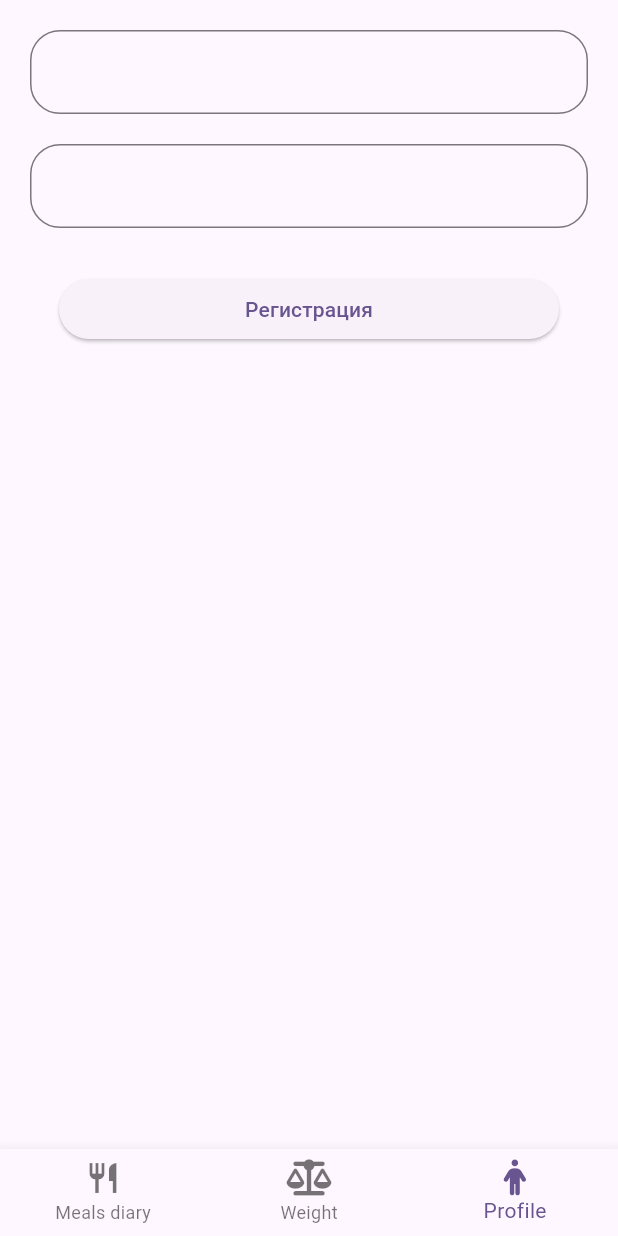
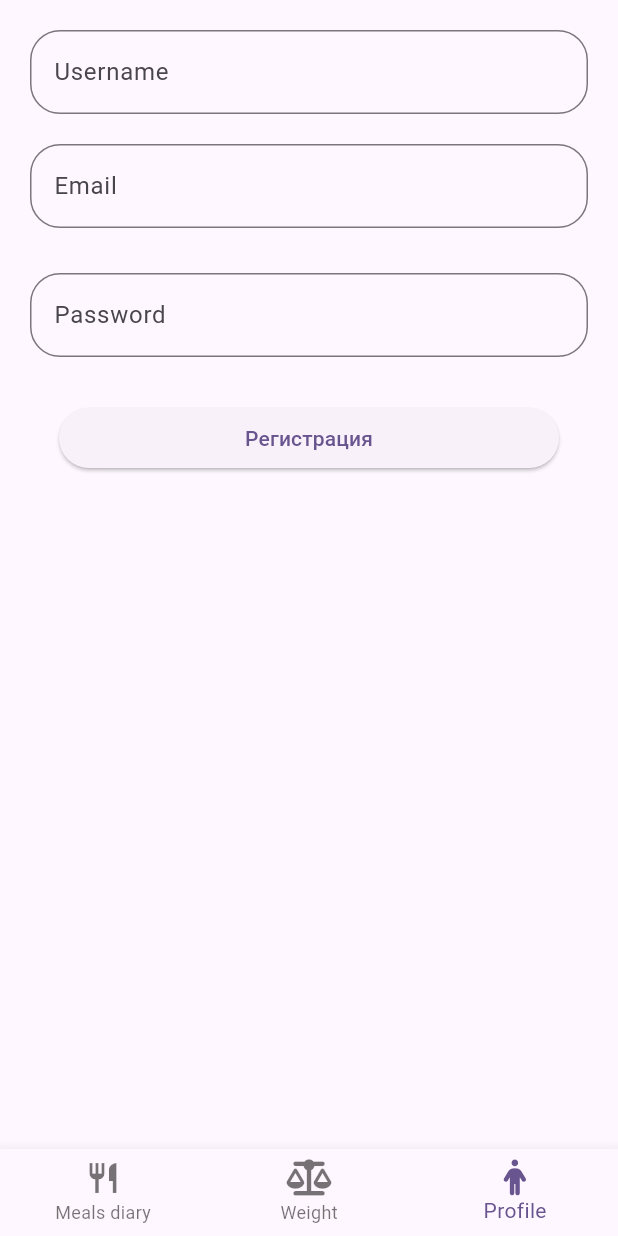
Before and after one commit to furnenshv123/keep_fit, a Flutter app: the ProfileScreen screen opened by its route, on a phone screen of 412 x 824 dp. Run offline on Flutter 3.47's test engine with Material 3 defaults, Android fonts, the phone set to English and light mode, and no system bars; our stand-ins replace auto_route, dartz, equatable, firebase_auth, firebase_core, font_awesome_flutter and 1 more; accounts and stored records are empty; network calls fail.

Commit message:
registration data layer for profile

```diff
--- a/lib/config/locator/locator.dart
+++ b/lib/config/locator/locator.dart
@@ -1,12 +1,14 @@
-import 'package:flutter/material.dart';
+
 import 'package:get_it/get_it.dart';
 import 'package:keep_fit/features/profile/data/data_src/auth_firebase_service.dart';
 import 'package:keep_fit/features/profile/data/repositories/auth_repository_impl.dart';
 import 'package:keep_fit/features/profile/domain/repositories/auth_repository.dart';
+import 'package:keep_fit/features/profile/domain/usecases/auth/signup_usecase.dart';
 
 final getInstance = GetIt.instance;
 
 Future<void> initializeDependencies() async{
   getInstance.registerSingleton<AuthFirebaseService>(AuthFirebaseServiceImpl());
   getInstance.registerSingleton<AuthRepository>(AuthRepositoryImpl());
+  getInstance.registerSingleton<SignupUsecase>(SignupUsecase());
 }
--- a/lib/core/usecase/usecase.dart
+++ b/lib/core/usecase/usecase.dart
@@ -2,5 +2,5 @@ import 'package:dartz/dartz.dart';
 import 'package:keep_fit/core/errors/failure.dart';
 
 abstract class Usecase<Type, Params> {
-  Future<Either<Failure, Type>> call(Params params);
+  Future<Either> call(Params params);
 }
--- a/lib/features/profile/data/data_src/auth_firebase_service.dart
+++ b/lib/features/profile/data/data_src/auth_firebase_service.dart
@@ -1,8 +1,9 @@
+import 'package:dartz/dartz.dart';
 import 'package:firebase_auth/firebase_auth.dart';
 import 'package:keep_fit/features/profile/data/models/user_model.dart';
 
 abstract class AuthFirebaseService {
-  Future<void> signup(UserModel model);
+  Future<Either> signup(UserModel model);
   Future<void> signin();
 
 }
@@ -16,11 +17,24 @@ class AuthFirebaseServiceImpl extends AuthFirebaseService{
   }
 
   @override
-  Future<void> signup(UserModel model) async{
+  Future<Either> signup(UserModel model) async{
     try{
       await FirebaseAuth.instance.createUserWithEmailAndPassword(email: model.email, password: model.password);
+
+
+      return Right('Signup was succesfull!');
     }on FirebaseAuthException catch(e){
 
+      String message = '';
+
+      if(e.code == 'weak-password'){
+        message = 'Your password is weak';
+
+      }else if(e.code == 'email-already-in-use'){
+        message = 'Email already in use!';
+      }
+
+      return Left(message);
     }
   }
 
--- a/lib/features/profile/domain/repositories/auth_repository.dart
+++ b/lib/features/profile/domain/repositories/auth_repository.dart
@@ -1,4 +1,8 @@
+import 'package:dartz/dartz.dart';
+import 'package:keep_fit/core/errors/failure.dart';
+import 'package:keep_fit/features/profile/data/models/user_model.dart';
+
 abstract class AuthRepository {
   Future<void> signin();
-  Future<void> signup();
+  Future<Either> signup(UserModel model);
 }
--- /dev/null
+++ b/lib/features/profile/domain/usecases/auth/signup_usecase.dart
@@ -0,0 +1,14 @@
+import 'package:dartz/dartz.dart';
+import 'package:keep_fit/config/locator/locator.dart';
+import 'package:keep_fit/core/errors/failure.dart';
+import 'package:keep_fit/core/usecase/usecase.dart';
+import 'package:keep_fit/features/profile/data/models/user_model.dart';
+import 'package:keep_fit/features/profile/domain/repositories/auth_repository.dart';
+
+class SignupUsecase implements Usecase<Either, UserModel>{
+  @override
+  Future<Either> call(UserModel params) {
+    return getInstance<AuthRepository>().signup(params);
+  }
+
+}
--- a/lib/features/profile/presentation/view/profile_screen.dart
+++ b/lib/features/profile/presentation/view/profile_screen.dart
@@ -1,8 +1,8 @@
 import 'package:auto_route/auto_route.dart';
 import 'package:flutter/material.dart';
-
-
-
+import 'package:keep_fit/config/locator/locator.dart';
+import 'package:keep_fit/features/profile/data/models/user_model.dart';
+import 'package:keep_fit/features/profile/domain/usecases/auth/signup_usecase.dart';
 
 @RoutePage()
 class ProfileScreen extends StatefulWidget {
@@ -13,26 +13,63 @@ class ProfileScreen extends StatefulWidget {
 }
 
 class _ProfileScreenState extends State<ProfileScreen> {
+  final _emailController = TextEditingController();
+  final _passwordController = TextEditingController();
+  final _usernameController = TextEditingController();
+
   @override
   Widget build(BuildContext context) {
     return Container(
       padding: EdgeInsets.all(20),
       child: Column(
         children: [
-            TextField(decoration: InputDecoration(
+          TextField(
+            decoration: InputDecoration(
                 border: OutlineInputBorder(
-                borderRadius: BorderRadius.all(Radius.circular(20))
-              )
-            ),),
-            SizedBox(height: 20,),
-            TextField(decoration: InputDecoration(
+                    borderRadius: BorderRadius.all(Radius.circular(20))),
+                labelText: 'Username'),
+            controller: _usernameController,
+          ),
+          SizedBox(
+            height: 20,
+          ),
+          TextField(
+            decoration: InputDecoration(
                 border: OutlineInputBorder(
-                borderRadius: BorderRadius.all(Radius.circular(20))
-              )
-            ),),
-            SizedBox(height: 30,),
-            ElevatedButton(onPressed: (){}, child: Container(padding: EdgeInsets.symmetric(horizontal: 100),
-              child:  Text('Регистрация')))
+                    borderRadius: BorderRadius.all(Radius.circular(20))),
+                labelText: 'Email'),
+            controller: _emailController,
+          ),
+          SizedBox(
+            height: 30,
+          ),
+          TextField(
+            decoration: InputDecoration(
+                border: OutlineInputBorder(
+                    borderRadius: BorderRadius.all(Radius.circular(20))),
+                labelText: 'Password'),
+            controller: _passwordController,
+            obscureText: true,
+          ),
+          SizedBox(
+            height: 30,
+          ),
+          ElevatedButton(
+              onPressed: () async {
+                var result = await getInstance<SignupUsecase>().call(UserModel(
+                    username: _usernameController.text,
+                    password: _passwordController.text,
+                    email: _emailController.text));
+                    result.fold((l){
+                      var snackBar = SnackBar(content: Text('Registraition failed! Try again'));
+                      ScaffoldMessenger.of(context).showSnackBar(snackBar);
+                    }, (r){
+                      AutoRouter.of(context).navigateNamed('diary');
+                    });
+              },
+              child: Container(
+                  padding: EdgeInsets.symmetric(horizontal: 100),
+                  child: Text('Регистрация')))
         ],
       ),
     );
```
Also changed, not shown: lib/features/profile/data/repositories/auth_repository_impl.dart (+6 -3 lines). Lines whose indentation alone changed are shown as unchanged.
